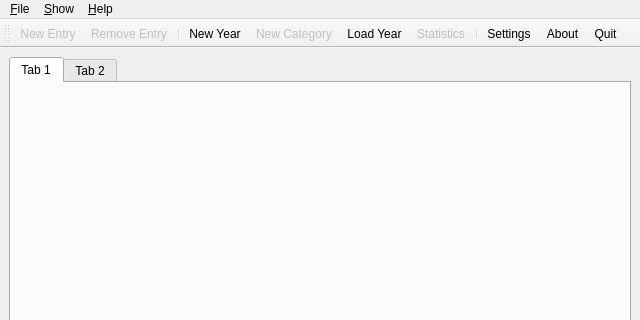
Before: the Qt Designer form src/gui/ui/financeagerwindow.ui in pylipp/financeager, drawn with Qt 5; both pictures show x 0 to 640 and y 0 to 320 of the 640 by 742 pixel window.
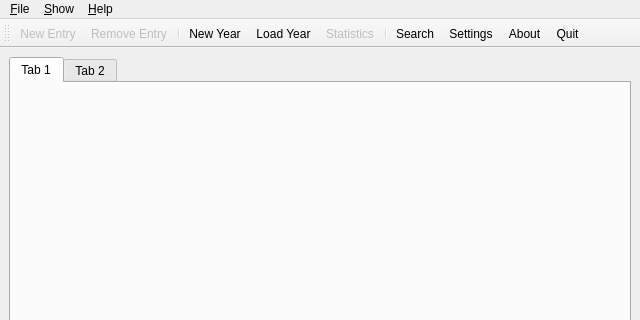
After: the same form once the commit is applied. Icons and pictures are not drawn.

Commit message: Implemented search function. Created new layout file and icon in FinanceagerWindow toolbar. TODO fix the button behavior for Find and OK button. FIXME Fix the buggy sort behavior of the TableView. Decide if modal/nonmodal dialog.

```diff
--- a/src/gui/ui/financeagerwindow.ui
+++ b/src/gui/ui/financeagerwindow.ui
@@ -92,10 +92,10 @@
    <addaction name="action_Remove_Entry"/>
    <addaction name="separator"/>
    <addaction name="action_New_Year"/>
-   <addaction name="action_New_Category"/>
    <addaction name="action_Load_Year"/>
    <addaction name="action_Statistics"/>
    <addaction name="separator"/>
+   <addaction name="action_Search"/>
    <addaction name="action_Settings"/>
    <addaction name="action_About"/>
    <addaction name="action_Quit"/>
@@ -247,6 +247,18 @@
     <string>Ctrl+E</string>
    </property>
   </action>
+  <action name="action_Search">
+   <property name="icon">
+    <iconset>
+     <normaloff>../../../../../../../../../../../home/philipp/Dropbox/code/financeager/src/resources/img/search.png</normaloff>../../../../../../../../../../../home/philipp/Dropbox/code/financeager/src/resources/img/search.png</iconset>
+   </property>
+   <property name="text">
+    <string>&amp;Search</string>
+   </property>
+   <property name="shortcut">
+    <string>Ctrl+F</string>
+   </property>
+  </action>
  </widget>
  <resources/>
  <connections/>
```
Left out of the diff: 2 changed lines with no effect on the pictures. The commit also changes 6 other files.
